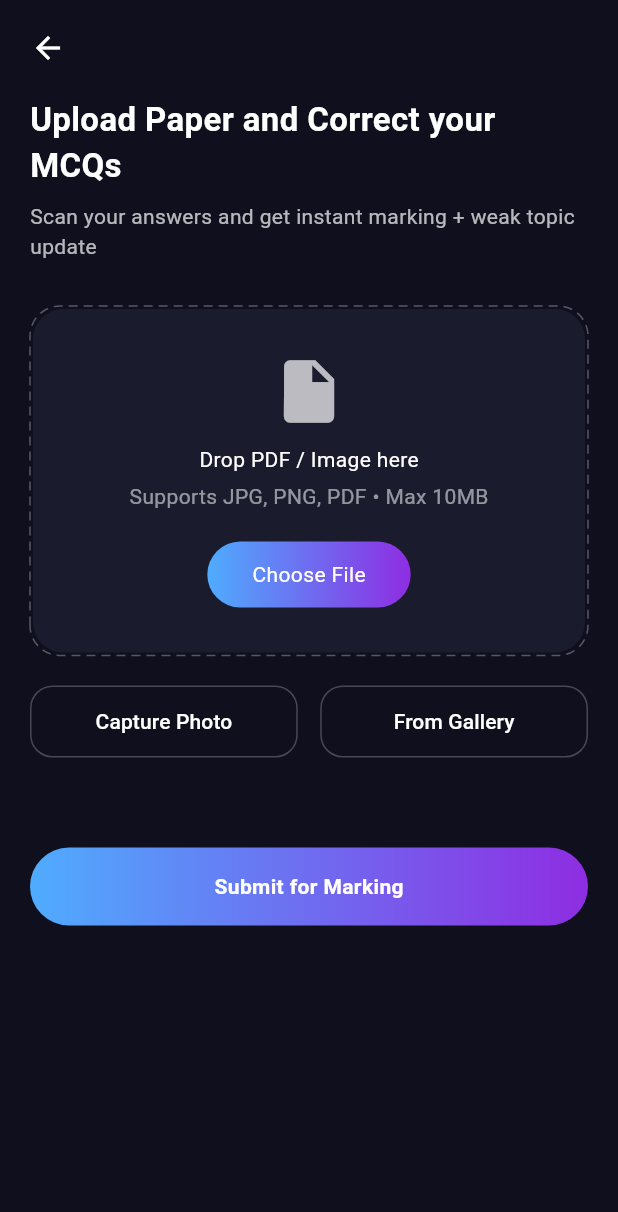
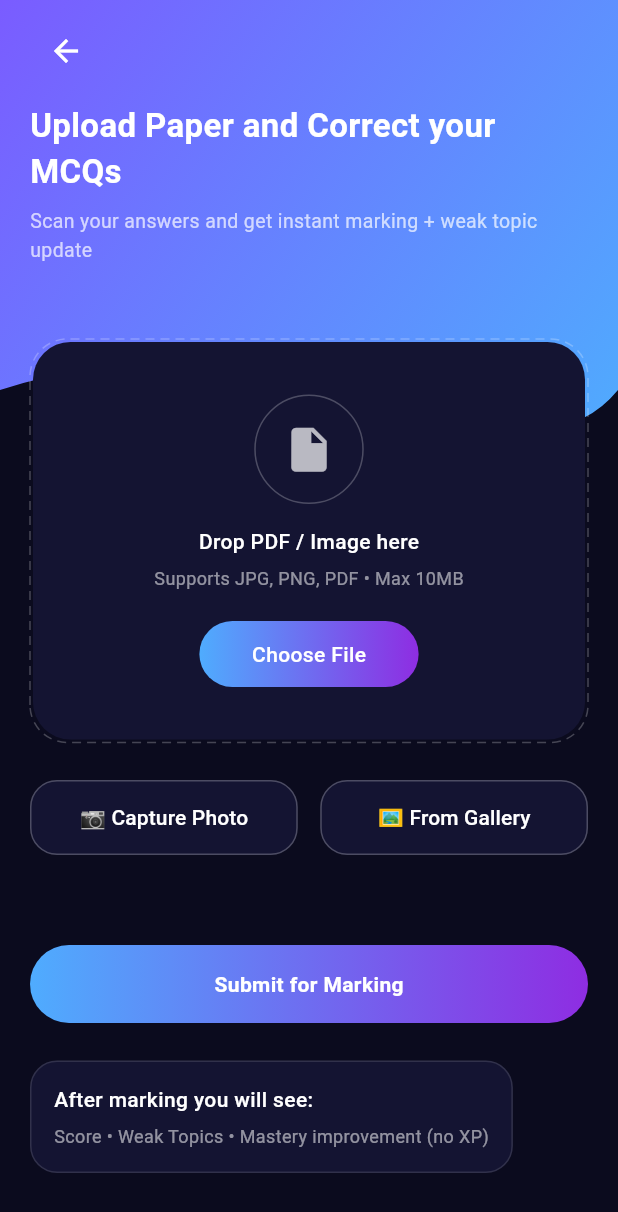
Before and after one commit to gihanpasindu1/Brainex, a Flutter app: the UploadPaperScreen screen opened directly, on a phone screen of 412 x 824 dp. Shown: the top 1212 px of the screen. Run offline on Flutter 3.47's test engine with Material 3 defaults, Android fonts, the light colour scheme and no system bars; drawn by our look-alikes of dotted_border; our stand-ins replace file_picker, firebase_auth, firebase_core, flutter_markdown, image_picker, permission_handler and 2 more; accounts and stored records are empty.

Commit message:
Update upload_screen.dart

```diff
--- a/frontend/lib/screens/upload_screen/upload_screen.dart
+++ b/frontend/lib/screens/upload_screen/upload_screen.dart
@@ -19,12 +19,11 @@ class _UploadPaperScreenState extends State<UploadPaperScreen> {
 
   final ImagePicker _picker = ImagePicker();
 
-  // 📷 Camera
   Future<void> pickFromCamera() async {
     var status = await Permission.camera.request();
-
     if (status.isGranted) {
-      final XFile? image = await _picker.pickImage(source: ImageSource.camera);
+      final XFile? image =
+          await _picker.pickImage(source: ImageSource.camera);
 
       if (image != null) {
         setState(() {
@@ -36,9 +35,9 @@ class _UploadPaperScreenState extends State<UploadPaperScreen> {
     }
   }
 
-  // 🖼 Gallery
   Future<void> pickFromGallery() async {
-    final XFile? image = await _picker.pickImage(source: ImageSource.gallery);
+    final XFile? image =
+        await _picker.pickImage(source: ImageSource.gallery);
 
     if (image != null) {
       setState(() {
@@ -49,7 +48,6 @@ class _UploadPaperScreenState extends State<UploadPaperScreen> {
     }
   }
 
-  // 📄 PDF / File Picker
   Future<void> pickFile() async {
     FilePickerResult? result = await FilePicker.platform.pickFiles(
       type: FileType.custom,
@@ -81,19 +79,58 @@ class _UploadPaperScreenState extends State<UploadPaperScreen> {
   @override
   Widget build(BuildContext context) {
     return Scaffold(
-      backgroundColor: const Color(0xFF0F0F1E),
-      body: SafeArea(
+      backgroundColor: const Color(0xFF0B0B1E),
+      body: Stack(
+        children: [
+
+          /// 🔥 Gradient Header
+          Container(
+            height: 300,
+            width: double.infinity,
+            decoration: const BoxDecoration(
+              gradient: LinearGradient(
+                colors: [
+                  Color(0xFF7A5CFF),
+                  Color(0xFF4FACFE),
+                ],
+                begin: Alignment.topLeft,
+                end: Alignment.bottomRight,
+              ),
+            ),
+          ),
+
+          /// 🔥 Curved Blend
+          Positioned(
+            top: 220,
+            left: 0,
+            right: 0,
+            child: ClipPath(
+              clipper: HeaderClipper(),
+              child: Container(
+                height: 120,
+                color: const Color(0xFF0B0B1E),
+              ),
+            ),
+          ),
+
+          /// 📱 Content
+          SafeArea(
             child: SingleChildScrollView(
-          padding: const EdgeInsets.all(20),
+              padding: const EdgeInsets.symmetric(horizontal: 20),
               child: Column(
                 crossAxisAlignment: CrossAxisAlignment.start,
                 children: [
-              // 🔙 Back
-              const Icon(Icons.arrow_back, color: Colors.white),
 
-              const SizedBox(height: 20),
+                  const SizedBox(height: 10),
 
-              // 🟣 Title
+                  IconButton(
+                    icon: const Icon(Icons.arrow_back,
+                        color: Colors.white),
+                    onPressed: () => Navigator.pop(context),
+                  ),
+
+                  const SizedBox(height: 10),
+
                   const Text(
                     "Upload Paper and Correct your MCQs",
                     style: TextStyle(
@@ -107,60 +144,88 @@ class _UploadPaperScreenState extends State<UploadPaperScreen> {
 
                   const Text(
                     "Scan your answers and get instant marking + weak topic update",
-                style: TextStyle(color: Colors.white70),
+                    style: TextStyle(
+                        color: Colors.white70, fontSize: 13),
                   ),
 
-              const SizedBox(height: 30),
+                  const SizedBox(height: 50),
 
-              // 📄 Upload Box
+                  /// 📄 Upload Box
                   DottedBorder(
-                color: Colors.white30,
                     borderType: BorderType.RRect,
-                radius: const Radius.circular(20),
+                    radius: const Radius.circular(25),
                     dashPattern: const [6, 4],
+                    color: Colors.white24,
                     child: Container(
                       width: double.infinity,
-                  padding: const EdgeInsets.all(30),
+                      padding:
+                          const EdgeInsets.symmetric(vertical: 35),
                       decoration: BoxDecoration(
-                    borderRadius: BorderRadius.circular(20),
-                    color: const Color(0xFF1B1B2E),
+                        color: const Color(0xFF141432),
+                        borderRadius: BorderRadius.circular(25),
                       ),
                       child: Column(
                         children: [
-                      const Icon(
+
+                          Container(
+                            padding: const EdgeInsets.all(18),
+                            decoration: BoxDecoration(
+                              shape: BoxShape.circle,
+                              border: Border.all(
+                                  color: Colors.white24),
+                            ),
+                            child: const Icon(
                               Icons.insert_drive_file,
-                        size: 50,
+                              size: 35,
                               color: Colors.white70,
                             ),
-                      const SizedBox(height: 10),
+                          ),
+
+                          const SizedBox(height: 15),
+
                           const Text(
                             "Drop PDF / Image here",
-                        style: TextStyle(color: Colors.white),
+                            style: TextStyle(
+                                color: Colors.white,
+                                fontWeight:
+                                    FontWeight.w500),
                           ),
-                      const SizedBox(height: 5),
+
+                          const SizedBox(height: 6),
+
                           const Text(
                             "Supports JPG, PNG, PDF • Max 10MB",
-                        style: TextStyle(color: Colors.white54),
+                            style: TextStyle(
+                                color: Colors.white54,
+                                fontSize: 12),
                           ),
+
                           const SizedBox(height: 20),
 
-                      // Choose File Button
                           GestureDetector(
                             onTap: pickFile,
                             child: Container(
-                          padding: const EdgeInsets.symmetric(
-                            horizontal: 30,
-                            vertical: 12,
+                              padding:
+                                  const EdgeInsets.symmetric(
+                                      horizontal: 35,
+                                      vertical: 12),
+                              decoration: BoxDecoration(
+                                gradient:
+                                    const LinearGradient(
+                                  colors: [
+                                    Color(0xFF4FACFE),
+                                    Color(0xFF8E2DE2)
+                                  ],
                                 ),
-                          decoration: BoxDecoration(
-                            gradient: const LinearGradient(
-                              colors: [Color(0xFF4FACFE), Color(0xFF8E2DE2)],
-                            ),
-                            borderRadius: BorderRadius.circular(30),
+                                borderRadius:
+                                    BorderRadius.circular(30),
                               ),
                               child: const Text(
                                 "Choose File",
-                            style: TextStyle(color: Colors.white),
+                                style: TextStyle(
+                                    color: Colors.white,
+                                    fontWeight:
+                                        FontWeight.w500),
                               ),
                             ),
                           ),
@@ -169,72 +234,156 @@ class _UploadPaperScreenState extends State<UploadPaperScreen> {
                     ),
                   ),
 
-              const SizedBox(height: 20),
+                  const SizedBox(height: 25),
 
-              // 📷 Camera + Gallery Row
+                  /// 📷 Buttons
                   Row(
                     children: [
                       Expanded(
-                    child: OutlinedButton(
-                      onPressed: pickFromCamera,
-                      style: OutlinedButton.styleFrom(
-                        side: const BorderSide(color: Colors.white24),
-                        padding: const EdgeInsets.symmetric(vertical: 14),
-                        shape: RoundedRectangleBorder(
-                          borderRadius: BorderRadius.circular(15),
-                        ),
-                      ),
-                      child: const Text(
-                        "Capture Photo",
-                        style: TextStyle(color: Colors.white),
-                      ),
-                    ),
+                        child: _buildSmallButton(
+                            "📷 Capture Photo",
+                            pickFromCamera),
                       ),
                       const SizedBox(width: 15),
                       Expanded(
-                    child: OutlinedButton(
-                      onPressed: pickFromGallery,
-                      style: OutlinedButton.styleFrom(
-                        side: const BorderSide(color: Colors.white24),
-                        padding: const EdgeInsets.symmetric(vertical: 14),
-                        shape: RoundedRectangleBorder(
-                          borderRadius: BorderRadius.circular(15),
-                        ),
-                      ),
-                      child: const Text(
-                        "From Gallery",
-                        style: TextStyle(color: Colors.white),
-                      ),
-                    ),
+                        child: _buildSmallButton(
+                            "🖼 From Gallery",
+                            pickFromGallery),
                       ),
                     ],
                   ),
 
                   const SizedBox(height: 30),
 
-              // 📄 Selected Paper
                   if (selectedFile != null)
-                Container(
+                    _buildSelectedFileCard(),
+
+                  const SizedBox(height: 30),
+
+                  _buildSubmitButton(),
+
+                  const SizedBox(height: 25),
+
+                  _buildBottomInfoCard(),
+
+                  const SizedBox(height: 40),
+                ],
+              ),
+            ),
+          ),
+        ],
+      ),
+    );
+  }
+
+  Widget _buildSmallButton(String text, VoidCallback onTap) {
+    return Container(
+      decoration: BoxDecoration(
+        color: const Color(0xFF141432),
+        borderRadius: BorderRadius.circular(18),
+        border: Border.all(color: Colors.white24),
+      ),
+      child: TextButton(
+        onPressed: onTap,
+        child: Text(
+          text,
+          style: const TextStyle(color: Colors.white),
+        ),
+      ),
+    );
+  }
+
+  Widget _buildSubmitButton() {
+    return GestureDetector(
+      onTap: () {
+        if (selectedFile == null) {
+          ScaffoldMessenger.of(context).showSnackBar(
+            const SnackBar(
+                content: Text("Please select a file first")),
+          );
+        }
+      },
+      child: Container(
+        width: double.infinity,
+        padding: const EdgeInsets.symmetric(vertical: 16),
+        decoration: BoxDecoration(
+          gradient: const LinearGradient(
+            colors: [
+              Color(0xFF4FACFE),
+              Color(0xFF8E2DE2)
+            ],
+          ),
+          borderRadius: BorderRadius.circular(30),
+        ),
+        child: const Center(
+          child: Text(
+            "Submit for Marking",
+            style: TextStyle(
+                color: Colors.white,
+                fontWeight: FontWeight.bold),
+          ),
+        ),
+      ),
+    );
+  }
+
+  Widget _buildBottomInfoCard() {
+    return Container(
       padding: const EdgeInsets.all(15),
       decoration: BoxDecoration(
-                    color: const Color(0xFF1B1B2E),
-                    borderRadius: BorderRadius.circular(15),
+        color: const Color(0xFF141432),
+        borderRadius: BorderRadius.circular(18),
+        border: Border.all(color: Colors.white12),
+      ),
+      child: const Column(
+        crossAxisAlignment: CrossAxisAlignment.start,
+        children: [
+          Text(
+            "After marking you will see:",
+            style: TextStyle(
+                color: Colors.white,
+                fontWeight: FontWeight.w500),
+          ),
+          SizedBox(height: 6),
+          Text(
+            "Score • Weak Topics • Mastery improvement (no XP)",
+            style:
+                TextStyle(color: Colors.white54, fontSize: 12),
+          ),
+        ],
+      ),
+    );
+  }
+
+  Widget _buildSelectedFileCard() {
+    return Container(
+      padding: const EdgeInsets.all(15),
+      decoration: BoxDecoration(
+        color: const Color(0xFF141432),
+        borderRadius: BorderRadius.circular(20),
+        border: Border.all(color: Colors.white12),
       ),
       child: Row(
         children: [
-                      const Icon(Icons.picture_as_pdf, color: Colors.redAccent),
-                      const SizedBox(width: 10),
+          const Icon(Icons.picture_as_pdf,
+              color: Colors.redAccent),
+          const SizedBox(width: 12),
           Expanded(
             child: Column(
-                          crossAxisAlignment: CrossAxisAlignment.start,
+              crossAxisAlignment:
+                  CrossAxisAlignment.start,
               children: [
+                Text(fileName ?? "",
+                    style:
+                        const TextStyle(color: Colors.white)),
+                const SizedBox(height: 4),
                 Text(
-                              fileName ?? "",
-                              style: const TextStyle(color: Colors.white),
-                            ),
-                            Text(
-                              fileSize != null ? formatSize(fileSize!) : "",
-                              style: const TextStyle(color: Colors.white54),
+                  fileSize != null
+                      ? formatSize(fileSize!)
+                      : "",
+                  style: const TextStyle(
+                      color: Colors.white54,
+                      fontSize: 12),
                 ),
               ],
             ),
@@ -243,39 +392,36 @@ class _UploadPaperScreenState extends State<UploadPaperScreen> {
             onTap: removeFile,
             child: const Text(
               "Remove",
-                          style: TextStyle(color: Colors.redAccent),
+              style:
+                  TextStyle(color: Colors.redAccent),
             ),
           ),
         ],
       ),
-                ),
-
-              const SizedBox(height: 30),
-
-              // 🚀 Submit Button
-              Container(
-                width: double.infinity,
-                padding: const EdgeInsets.symmetric(vertical: 16),
-                decoration: BoxDecoration(
-                  gradient: const LinearGradient(
-                    colors: [Color(0xFF4FACFE), Color(0xFF8E2DE2)],
-                  ),
-                  borderRadius: BorderRadius.circular(30),
-                ),
-                child: const Center(
-                  child: Text(
-                    "Submit for Marking",
-                    style: TextStyle(
-                      color: Colors.white,
-                      fontWeight: FontWeight.bold,
-                    ),
-                  ),
-                ),
-              ),
-            ],
-          ),
-        ),
-      ),
     );
   }
 }
+
+/// 🔥 Header Curve
+class HeaderClipper extends CustomClipper<Path> {
+  @override
+  Path getClip(Size size) {
+    Path path = Path();
+
+    path.lineTo(0, 40);
+    path.quadraticBezierTo(
+        size.width * 0.3, 0, size.width * 0.7, 40);
+    path.quadraticBezierTo(
+        size.width * 0.9, 90, size.width, 40);
+
+    path.lineTo(size.width, size.height);
+    path.lineTo(0, size.height);
+    path.close();
+
+    return path;
+  }
+
+  @override
+  bool shouldReclip(CustomClipper<Path> oldClipper) =>
+      false;
+}
```
Lines whose indentation alone changed are shown as unchanged.
